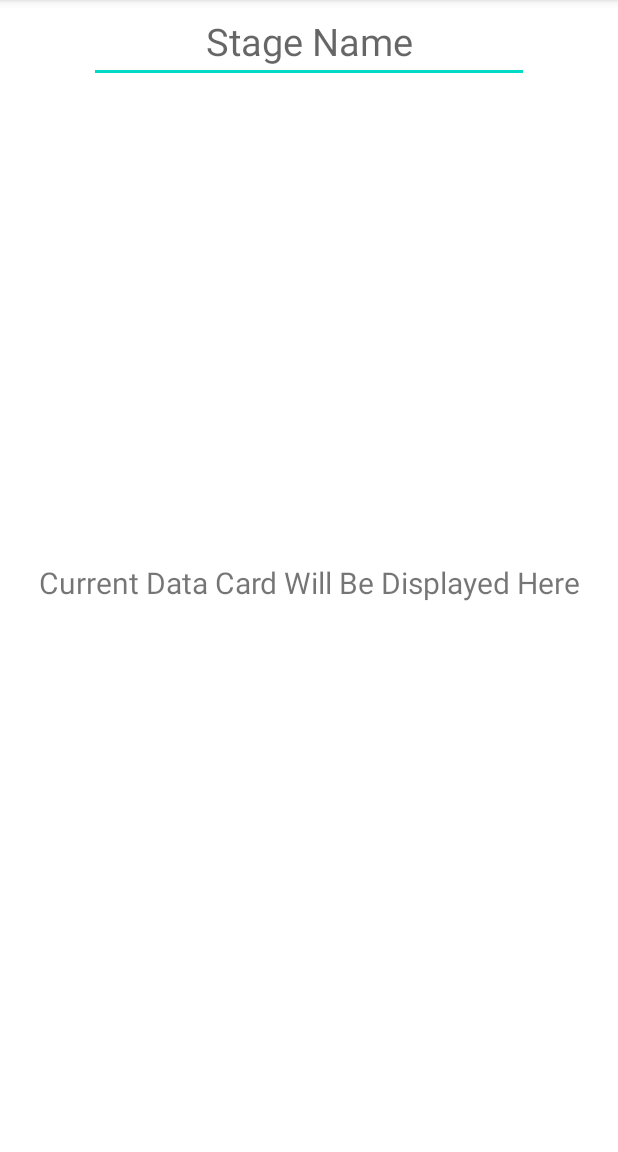
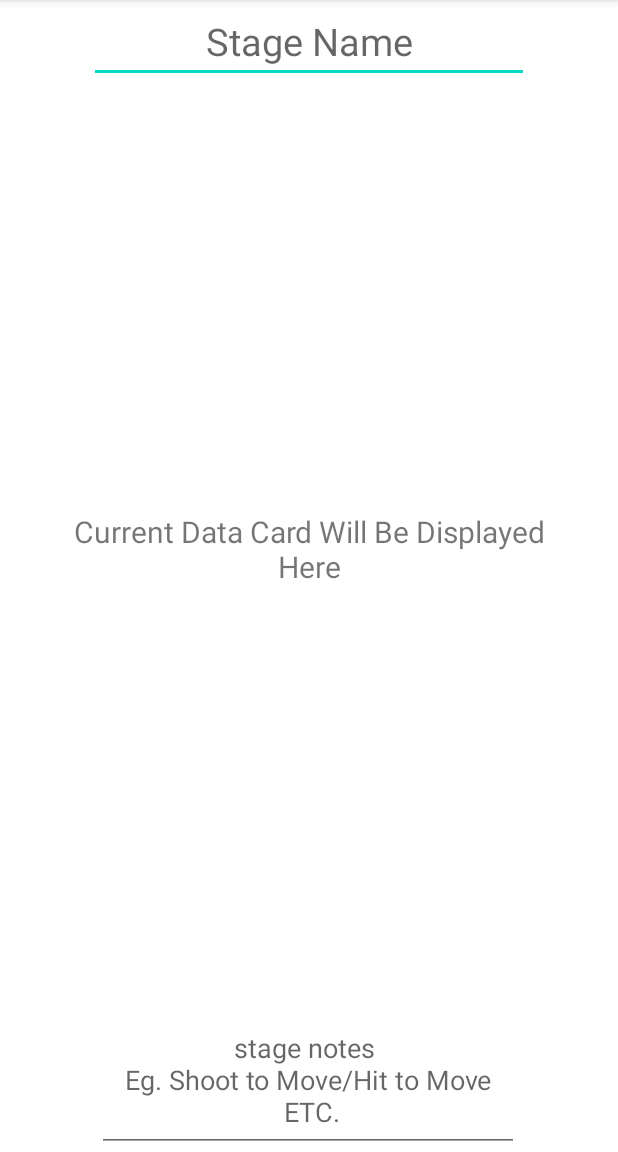
Before and after one commit to Jgriffiths92/Open_E-Reloading-Assistant, an Android app: the fragment HomeFragment shown on its own in the app's theme, on a phone screen of 412 x 824 dp, the part 84-1236 px from its top. Run offline under Robolectric (Android 15) with nearby library versions, the phone set to English and light mode, and no system bars.

Commit message:
added stage name option for data card& adjusted data table text view box

```diff
--- a/app/src/main/res/layout/fragment_home.xml
+++ b/app/src/main/res/layout/fragment_home.xml
@@ -8,17 +8,15 @@
 
     <TextView
         android:id="@+id/text_home"
-        android:layout_width="match_parent"
-        android:layout_height="wrap_content"
-        android:layout_marginStart="8dp"
-        android:layout_marginTop="8dp"
-        android:layout_marginEnd="8dp"
+        android:layout_width="352dp"
+        android:layout_height="557dp"
         android:textAlignment="center"
         android:textSize="20sp"
-        app:layout_constraintBottom_toBottomOf="parent"
+        android:gravity="center"
+        app:layout_constraintBottom_toTopOf="@+id/editTextText3"
         app:layout_constraintEnd_toEndOf="parent"
         app:layout_constraintStart_toStartOf="parent"
-        app:layout_constraintTop_toTopOf="parent" />
+        app:layout_constraintTop_toBottomOf="@+id/editTextText" />
 
     <EditText
         android:id="@+id/editTextText"
@@ -36,4 +34,18 @@
         app:layout_constraintTop_toTopOf="parent"
         tools:ignore="MissingConstraints,SpeakableTextPresentCheck" />
 
+    <EditText
+        android:id="@+id/editTextText3"
+        android:layout_width="281dp"
+        android:layout_height="92dp"
+        android:ems="10"
+        android:gravity="center_horizontal"
+        android:hint="@string/stage_notes_n_eg_shoot_to_move_hit_to_move_n_etc"
+        android:inputType="textMultiLine"
+        app:layout_constraintBottom_toBottomOf="parent"
+        app:layout_constraintEnd_toEndOf="parent"
+        app:layout_constraintHorizontal_bias="0.497"
+        app:layout_constraintStart_toStartOf="parent"
+        tools:ignore="Autofill" />
+
 </androidx.constraintlayout.widget.ConstraintLayout>
--- a/app/src/main/res/values/strings.xml
+++ b/app/src/main/res/values/strings.xml
@@ -12,4 +12,5 @@
     <string name="menu_manage">Manage Data</string>
     <string name="open_e_dope">Open E-Dope</string>
     <string name="stage_name">Stage Name</string>
+    <string name="stage_notes_n_eg_shoot_to_move_hit_to_move_n_etc">stage notes \n Eg. Shoot to Move/Hit to Move \n ETC.</string>
 </resources>
```
